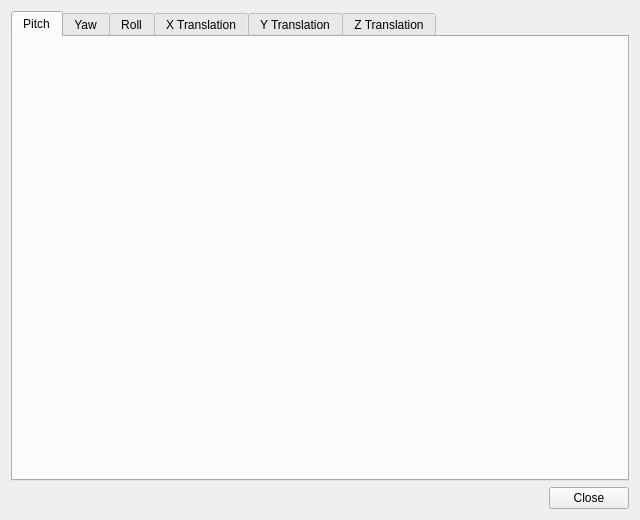
The window that src/qt_gui/scp_form.ui (mavak/linux-track) describes before a commit, drawn with Qt 5.
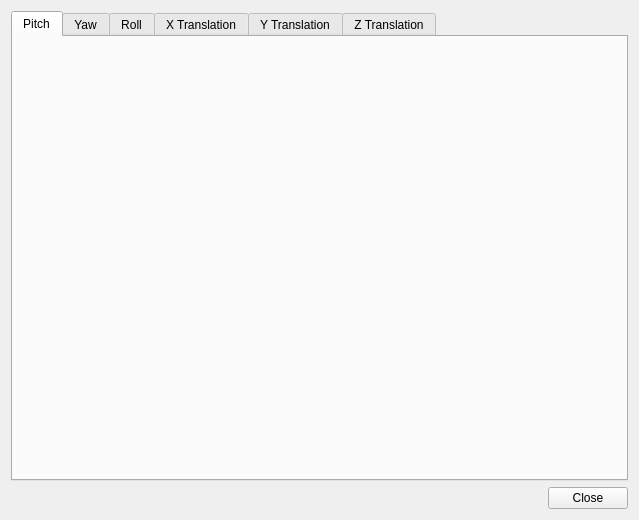
The same window after the commit. Icons and pictures are not drawn.

Commit message: Fixed sensitivity curves setup dialog - didn't respond correctly to resizing.

```diff
--- a/src/qt_gui/scp_form.ui
+++ b/src/qt_gui/scp_form.ui
@@ -6,7 +6,7 @@
    <rect>
     <x>0</x>
     <y>0</y>
-    <width>640</width>
+    <width>639</width>
     <height>520</height>
    </rect>
   </property>
@@ -22,35 +22,38 @@
     <layout class="QVBoxLayout" name="verticalLayout">
      <item>
       <widget class="QTabWidget" name="SCPTab">
+       <property name="enabled">
+        <bool>true</bool>
+       </property>
        <property name="currentIndex">
         <number>0</number>
        </property>
-       <widget class="QWidget" name="SCPPitch">
+       <widget class="QWidget" name="SCPPitch1">
         <attribute name="title">
          <string>Pitch</string>
         </attribute>
        </widget>
-       <widget class="QWidget" name="SCPYaw">
+       <widget class="QWidget" name="SCPYaw1">
         <attribute name="title">
          <string>Yaw</string>
         </attribute>
        </widget>
-       <widget class="QWidget" name="SCPRoll">
+       <widget class="QWidget" name="SCPRoll1">
         <attribute name="title">
          <string>Roll</string>
         </attribute>
        </widget>
-       <widget class="QWidget" name="SCPX">
+       <widget class="QWidget" name="SCPX1">
         <attribute name="title">
          <string>X Translation</string>
         </attribute>
        </widget>
-       <widget class="QWidget" name="SCPY">
+       <widget class="QWidget" name="SCPY1">
         <attribute name="title">
          <string>Y Translation</string>
         </attribute>
        </widget>
-       <widget class="QWidget" name="SCPZ">
+       <widget class="QWidget" name="SCPZ1">
         <attribute name="title">
          <string>Z Translation</string>
         </attribute>
```
Left out of the diff: 30 changed lines with no effect on the pictures. The commit also changes 5 other files.
